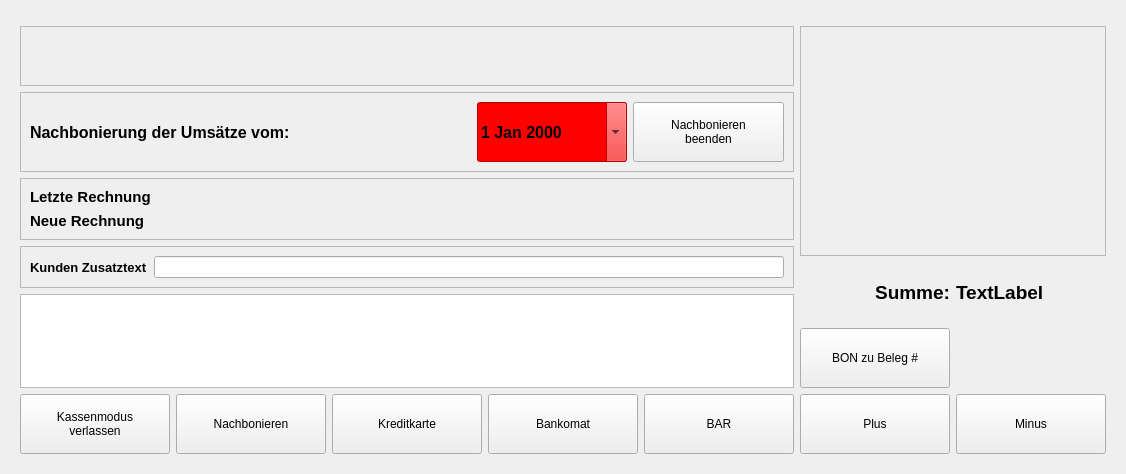
First picture: the form in src/ui/qrkregister.ui, repository todvora/qrk-registrier-kasse, before the edit.
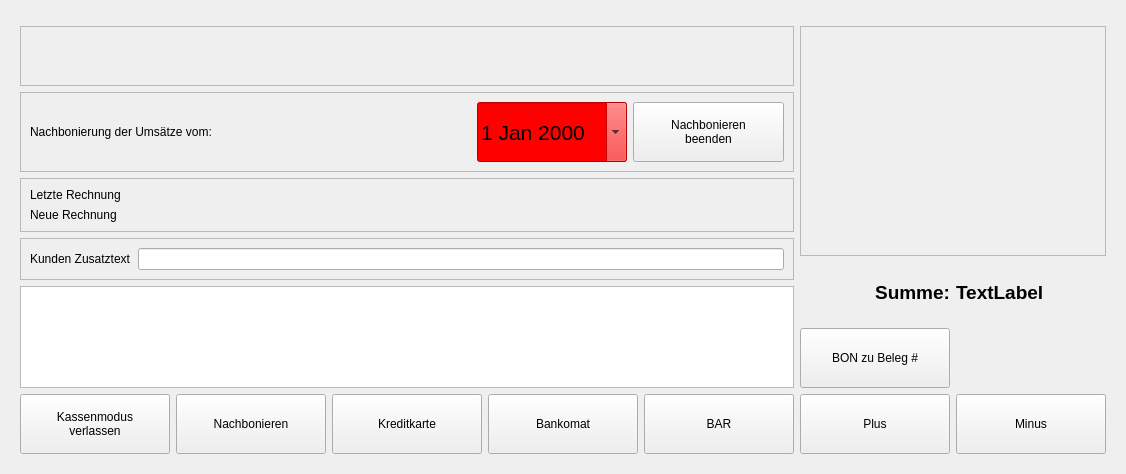
Second picture: the form after the edit. Icons and pictures are not drawn.

Commit message: add FontSelector class

What changed in the file:
```diff
--- a/src/ui/qrkregister.ui
+++ b/src/ui/qrkregister.ui
@@ -104,14 +104,6 @@
           <layout class="QHBoxLayout" name="horizontalLayout_9">
            <item>
             <widget class="QLabel" name="label_2">
-             <property name="font">
-              <font>
-               <family>Arial</family>
-               <pointsize>12</pointsize>
-               <weight>75</weight>
-               <bold>true</bold>
-              </font>
-             </property>
              <property name="text">
               <string>Nachbonierung der Umsätze vom:</string>
              </property>
@@ -140,9 +132,7 @@
              </property>
              <property name="font">
               <font>
-               <pointsize>12</pointsize>
-               <weight>75</weight>
-               <bold>true</bold>
+               <pointsize>16</pointsize>
               </font>
              </property>
              <property name="styleSheet">
@@ -204,14 +194,6 @@
           <layout class="QVBoxLayout" name="verticalLayout_2">
            <item>
             <widget class="QLabel" name="lastReceiptLabel">
-             <property name="font">
-              <font>
-               <family>Arial</family>
-               <pointsize>11</pointsize>
-               <weight>75</weight>
-               <bold>true</bold>
-              </font>
-             </property>
              <property name="frameShape">
               <enum>QFrame::NoFrame</enum>
              </property>
@@ -225,14 +207,6 @@
            </item>
            <item>
             <widget class="QLabel" name="newReceiptLabel">
-             <property name="font">
-              <font>
-               <family>Arial</family>
-               <pointsize>11</pointsize>
-               <weight>75</weight>
-               <bold>true</bold>
-              </font>
-             </property>
              <property name="frameShape">
               <enum>QFrame::NoFrame</enum>
              </property>
@@ -270,14 +244,6 @@
           <layout class="QHBoxLayout" name="horizontalLayout_6">
            <item>
             <widget class="QLabel" name="label_3">
-             <property name="font">
-              <font>
-               <family>Arial</family>
-               <pointsize>10</pointsize>
-               <weight>75</weight>
-               <bold>true</bold>
-              </font>
-             </property>
              <property name="text">
               <string>Kunden Zusatztext</string>
              </property>
@@ -303,12 +269,6 @@
          <layout class="QHBoxLayout" name="horizontalLayout_3" stretch="0">
           <item>
            <widget class="QTableView" name="orderList">
-            <property name="font">
-             <font>
-              <family>Arial</family>
-              <italic>false</italic>
-             </font>
-            </property>
             <property name="autoFillBackground">
              <bool>false</bool>
             </property>
```
The commit also changes 12 other files.
